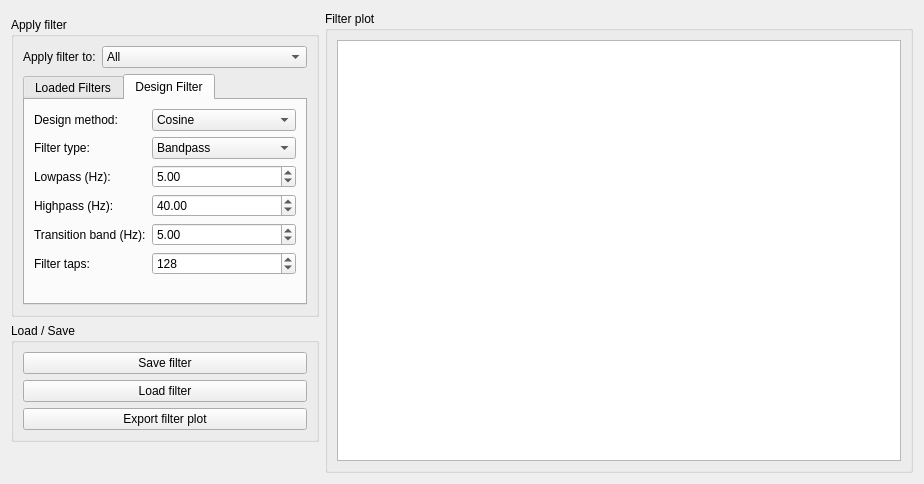
Qt form libraries/disp/filterwindowwidget.ui (mne-tools/mne-cpp) before a commit.
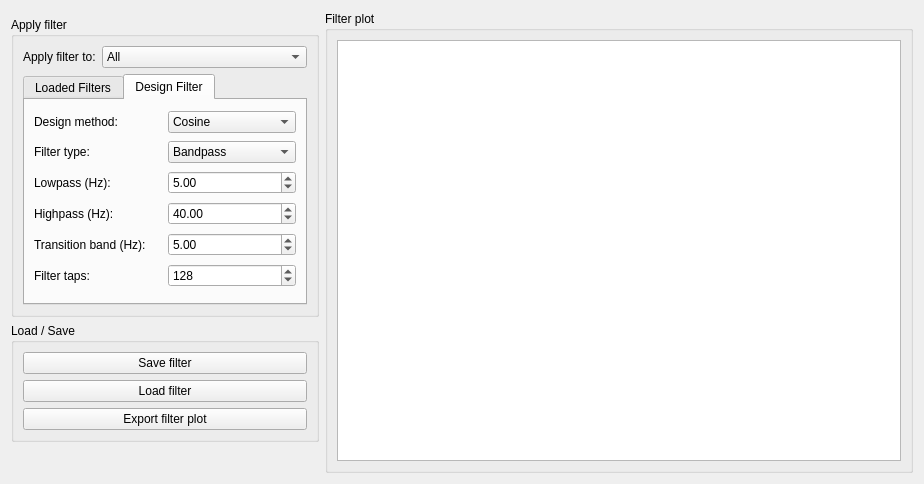
The same form after that commit.

Commit message: [SC-159] Fix GridLazout in FilterWindow

Diff of the .ui file:
```diff
--- a/libraries/disp/filterwindowwidget.ui
+++ b/libraries/disp/filterwindowwidget.ui
@@ -151,10 +151,60 @@
            </attribute>
            <layout class="QHBoxLayout" name="horizontalLayout_4">
             <item>
-             <layout class="QFormLayout" name="formLayout_3">
-              <property name="leftMargin">
-               <number>0</number>
-              </property>
+             <layout class="QGridLayout" name="m_layout_designFilter">
+              <item row="3" column="0">
+               <widget class="QLabel" name="m_label_lowpass">
+                <property name="text">
+                 <string>Highpass (Hz):</string>
+                </property>
+               </widget>
+              </item>
+              <item row="2" column="1">
+               <widget class="QDoubleSpinBox" name="m_doubleSpinBox_lowpass">
+                <property name="maximum">
+                 <double>999.000000000000000</double>
+                </property>
+                <property name="singleStep">
+                 <double>1.000000000000000</double>
+                </property>
+                <property name="value">
+                 <double>5.000000000000000</double>
+                </property>
+               </widget>
+              </item>
+              <item row="3" column="1">
+               <widget class="QDoubleSpinBox" name="m_doubleSpinBox_highpass">
+                <property name="maximum">
+                 <double>999.000000000000000</double>
+                </property>
+                <property name="singleStep">
+                 <double>1.000000000000000</double>
+                </property>
+                <property name="value">
+                 <double>40.000000000000000</double>
+                </property>
+               </widget>
+              </item>
+              <item row="4" column="0">
+               <widget class="QLabel" name="m_label_transitionBand">
+                <property name="text">
+                 <string>Transition band (Hz):</string>
+                </property>
+               </widget>
+              </item>
+              <item row="4" column="1">
+               <widget class="QDoubleSpinBox" name="m_doubleSpinBox_transitionband">
+                <property name="maximum">
+                 <double>999.000000000000000</double>
+                </property>
+                <property name="singleStep">
+                 <double>1.000000000000000</double>
+                </property>
+                <property name="value">
+                 <double>5.000000000000000</double>
+                </property>
+               </widget>
+              </item>
               <item row="0" column="0">
                <widget class="QLabel" name="m_label_designMethod">
                 <property name="text">
@@ -162,27 +212,6 @@
                 </property>
                </widget>
               </item>
-              <item row="0" column="1">
-               <widget class="QComboBox" name="m_comboBox_designMethod">
-                <item>
-                 <property name="text">
-                  <string>Cosine</string>
-                 </property>
-                </item>
-                <item>
-                 <property name="text">
-                  <string>Tschebyscheff</string>
-                 </property>
-                </item>
-               </widget>
-              </item>
-              <item row="1" column="0">
-               <widget class="QLabel" name="m_label_filterType">
-                <property name="text">
-                 <string>Filter type:</string>
-                </property>
-               </widget>
-              </item>
               <item row="1" column="1">
                <widget class="QComboBox" name="m_comboBox_filterType">
                 <property name="sizePolicy">
@@ -208,6 +237,20 @@
                 </item>
                </widget>
               </item>
+              <item row="0" column="1">
+               <widget class="QComboBox" name="m_comboBox_designMethod">
+                <item>
+                 <property name="text">
+                  <string>Cosine</string>
+                 </property>
+                </item>
+                <item>
+                 <property name="text">
+                  <string>Tschebyscheff</string>
+                 </property>
+                </item>
+               </widget>
+              </item>
               <item row="2" column="0">
                <widget class="QLabel" name="m_label_highpass">
                 <property name="text">
@@ -215,56 +258,10 @@
                 </property>
                </widget>
               </item>
-              <item row="2" column="1">
-               <widget class="QDoubleSpinBox" name="m_doubleSpinBox_lowpass">
-                <property name="maximum">
-                 <double>999.000000000000000</double>
-                </property>
-                <property name="singleStep">
-                 <double>1.000000000000000</double>
-                </property>
-                <property name="value">
-                 <double>5.000000000000000</double>
-                </property>
-               </widget>
-              </item>
-              <item row="3" column="0">
-               <widget class="QLabel" name="m_label_lowpass">
+              <item row="1" column="0">
+               <widget class="QLabel" name="m_label_filterType">
                 <property name="text">
-                 <string>Highpass (Hz):</string>
-                </property>
-               </widget>
-              </item>
-              <item row="3" column="1">
-               <widget class="QDoubleSpinBox" name="m_doubleSpinBox_highpass">
-                <property name="maximum">
-                 <double>999.000000000000000</double>
-                </property>
-                <property name="singleStep">
-                 <double>1.000000000000000</double>
-                </property>
-                <property name="value">
-                 <double>40.000000000000000</double>
-                </property>
-               </widget>
-              </item>
-              <item row="4" column="0">
-               <widget class="QLabel" name="m_label_transitionBand">
-                <property name="text">
-                 <string>Transition band (Hz):</string>
-                </property>
-               </widget>
-              </item>
-              <item row="4" column="1">
-               <widget class="QDoubleSpinBox" name="m_doubleSpinBox_transitionband">
-                <property name="maximum">
-                 <double>999.000000000000000</double>
-                </property>
-                <property name="singleStep">
-                 <double>1.000000000000000</double>
-                </property>
-                <property name="value">
-                 <double>5.000000000000000</double>
+                 <string>Filter type:</string>
                 </property>
                </widget>
               </item>
```
Left out of the diff: 3 changed lines with no effect on the pictures. The commit also changes 1 other file.
